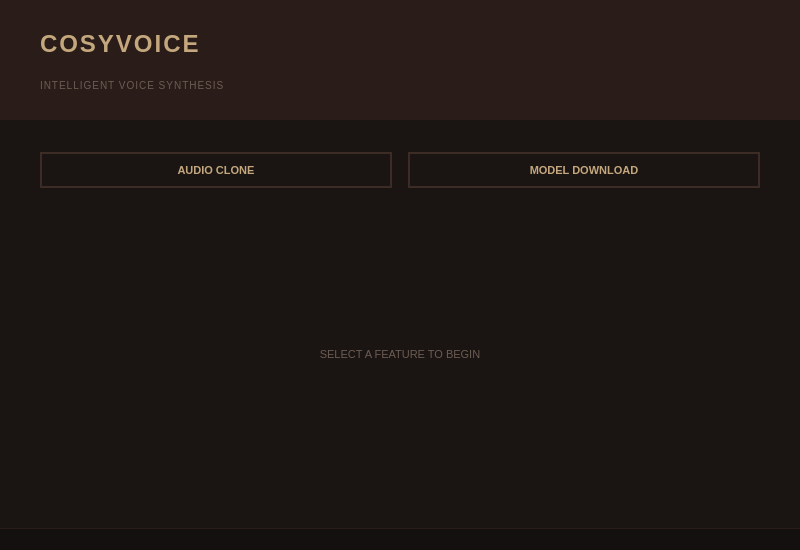
Above: ui/main_window.ui from 3uyuan1ee/CosyVoice_app before the change. Below: the same form after it.
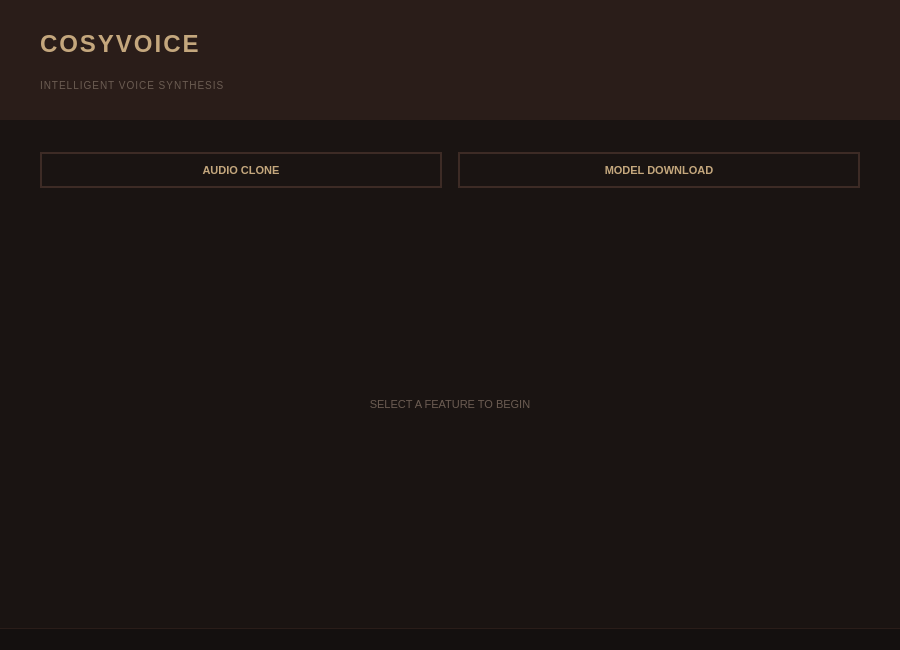
That is the form after the change.

Patch:
```diff
--- a/ui/main_window.ui
+++ b/ui/main_window.ui
@@ -6,14 +6,14 @@
    <rect>
     <x>0</x>
     <y>0</y>
-    <width>800</width>
-    <height>550</height>
+    <width>900</width>
+    <height>650</height>
    </rect>
   </property>
   <property name="minimumSize">
    <size>
-    <width>700</width>
-    <height>480</height>
+    <width>800</width>
+    <height>550</height>
    </size>
   </property>
   <property name="windowTitle">
```
